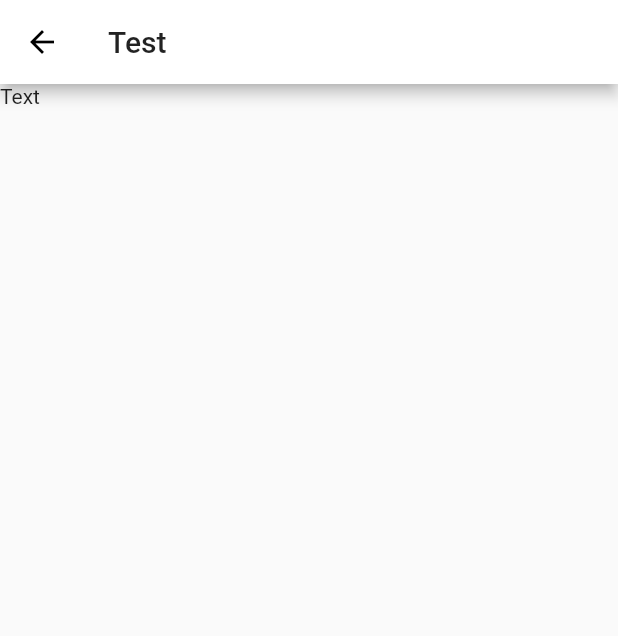
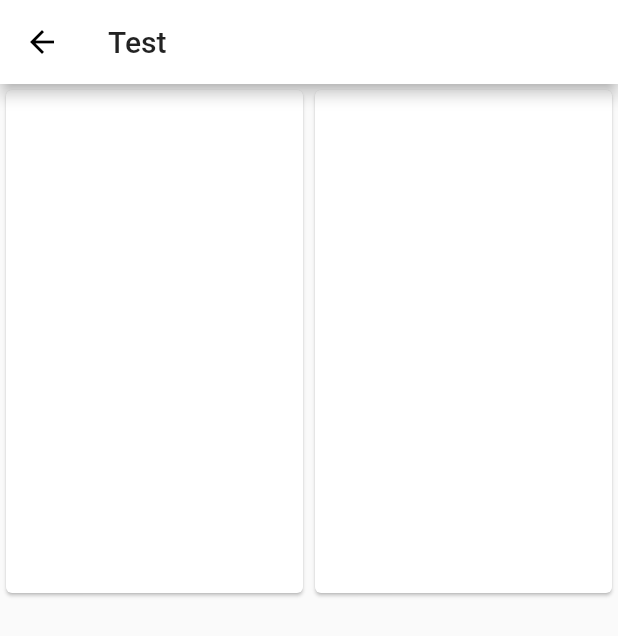
Before and after one commit to xuelongqy/flutter_easy_refresh, a Flutter app: the TestPage screen opened directly, on a phone screen of 412 x 824 dp. Shown: the top 636 px of the screen. Run offline on Flutter 3.47's test engine with Material 2 defaults, Android fonts, the phone set to English and light mode, and no system bars; our stand-ins replace extended_nested_scroll_view, flare_flutter, flutter_spinkit, flutter_swiper; missing offline and left inert: flare_dart; statements that could not run were skipped; key blocks and very long unbroken strings in the code were emptied for the run.

Commit message:
修复：无内容时，无限加载不生效

```diff
--- a/example/lib/page/sample/test.dart
+++ b/example/lib/page/sample/test.dart
@@ -28,7 +28,7 @@ class TestPageState extends State<TestPage> {
     _footerNotifier = LinkFooterNotifier();
     _controller = EasyRefreshController();
     _headerNotifier.addListener(() {
-      print(_headerNotifier.refreshState);
+      //print(_headerNotifier.refreshState);
     });
     _footerNotifier.addListener(() {
       print(_footerNotifier.loadState);
@@ -50,7 +50,7 @@ class TestPageState extends State<TestPage> {
         title: Text('Test'),
         backgroundColor: Colors.white,
       ),
-      body: EasyRefresh(
+      body: EasyRefresh.custom(
         header: NotificationHeader(
           header: ClassicalHeader(),
           notifier: _headerNotifier,
@@ -76,9 +76,17 @@ class TestPageState extends State<TestPage> {
             });
           });
         },
-        child: Container(
-          child: Text('Text'),
-        ),
+        slivers: <Widget>[
+          if (_count > 0) SliverGrid(
+            gridDelegate: SliverGridDelegateWithFixedCrossAxisCount(
+                crossAxisCount: 2,
+                childAspectRatio: 0.6
+            ),
+            delegate: SliverChildBuilderDelegate((context, index) {
+              return Card();
+            }, childCount: _count),
+          ),
+        ],
       ),
     );
   }
--- a/lib/src/footer/load_indicator.dart
+++ b/lib/src/footer/load_indicator.dart
@@ -185,7 +185,9 @@ class _RenderEasyRefreshSliverLoad extends RenderSliverSingleBoxAdapter {
 
     // 判断是否触发无限加载
     if ((enableInfiniteLoad &&
-            extraExtentNotifier.value < constraints.remainingPaintExtent) &&
+                extraExtentNotifier.value < constraints.remainingPaintExtent ||
+            (extraExtentNotifier.value == constraints.remainingPaintExtent &&
+                constraints.cacheOrigin < 0.0)) &&
         constraints.remainingPaintExtent > 1.0) {
       if (!_triggerInfiniteLoad) {
         _triggerInfiniteLoad = true;
@@ -819,7 +821,8 @@ class _EasyRefreshSliverLoadControlState
       child: LayoutBuilder(
         builder: (BuildContext context, BoxConstraints constraints) {
           // 判断是否有刷新任务
-          if (!widget.taskIndependence && widget.taskNotifier.value.refreshing) {
+          if (!widget.taskIndependence &&
+              widget.taskNotifier.value.refreshing) {
             return SizedBox();
           }
           // 是否为垂直方向
```
Also changed, not shown: 2 other files.
